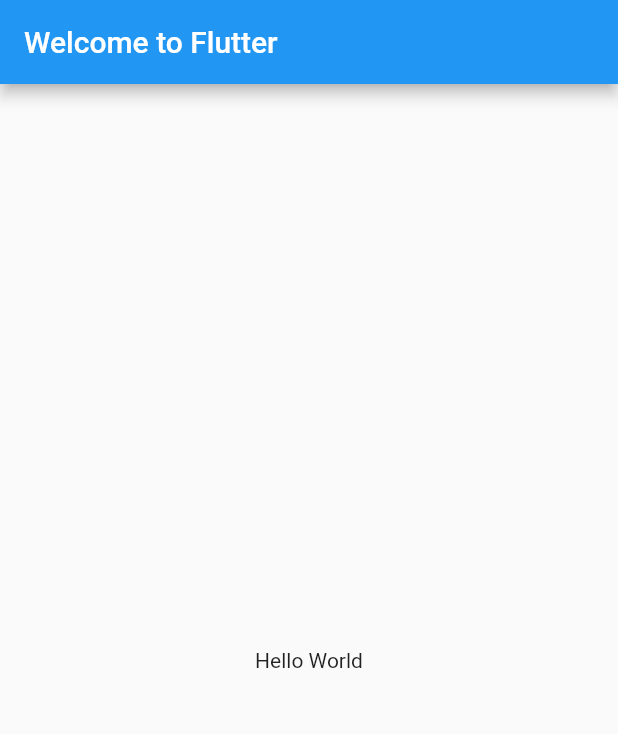
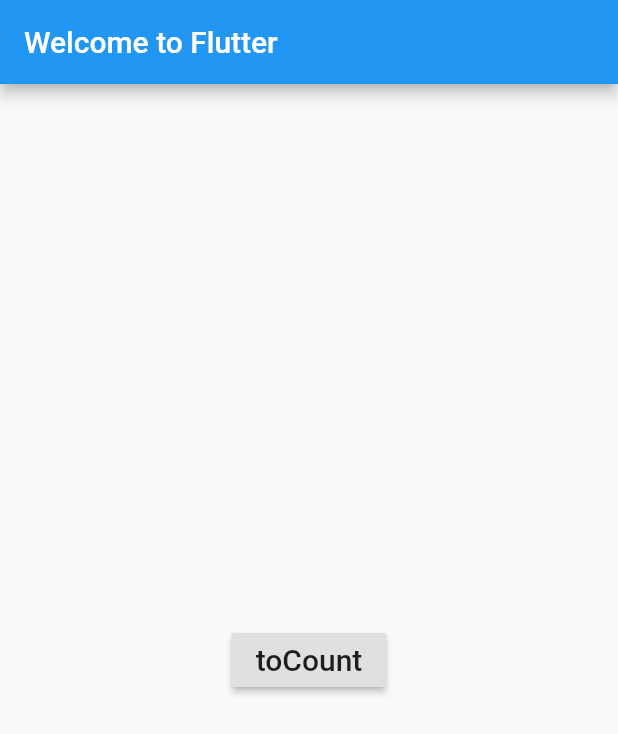
Before and after one commit to Platton96/city_map_flutter, a Flutter app: the screen it shows after launch, on a phone screen of 412 x 824 dp. Shown: the top 734 px of the screen. Run offline on Flutter 3.47's test engine with Material 2 defaults, Android fonts, the phone set to English and light mode, and no system bars; our stand-ins replace flutter_mobx, mobx; generated files the repository leaves out were written again.

Commit message:
work mbox

```diff
--- a/lib/main.dart
+++ b/lib/main.dart
@@ -12,7 +12,13 @@ class MyApp extends StatelessWidget {
           title: Text('Welcome to Flutter'),
         ),
         body: Center(
-          child: Text('Hello World'),
+          child: RaisedButton(
+          onPressed: () {},
+          child: const Text(
+            'toCount',
+            style: TextStyle(fontSize: 20)
+          ),
+        ),
         ),
       ),
     );
--- a/pubspec.yaml
+++ b/pubspec.yaml
@@ -19,7 +19,8 @@ environment:
 dependencies:
   flutter:
     sdk: flutter
-  chopper: ^2.4.0
+  mobx: ^0.4.0+1
+  flutter_mobx: ^0.3.6
 
   # The following adds the Cupertino Icons font to your application.
   # Use with the CupertinoIcons class for iOS style icons.
@@ -28,7 +29,8 @@ dependencies:
 dev_dependencies:
   flutter_test:
     sdk: flutter
-chopper_generator: ^2.3.4
+  build_runner: ^1.7.3
+  mobx_codegen: ^0.4.0+1
 
 
 # For information on the generic Dart part of this file, see the
```
Also changed, not shown: lib/screens/counter.dart (added, +18 -0 lines), lib/screens/counter_page.dart (added, +42 -0 lines), pubspec.lock.
